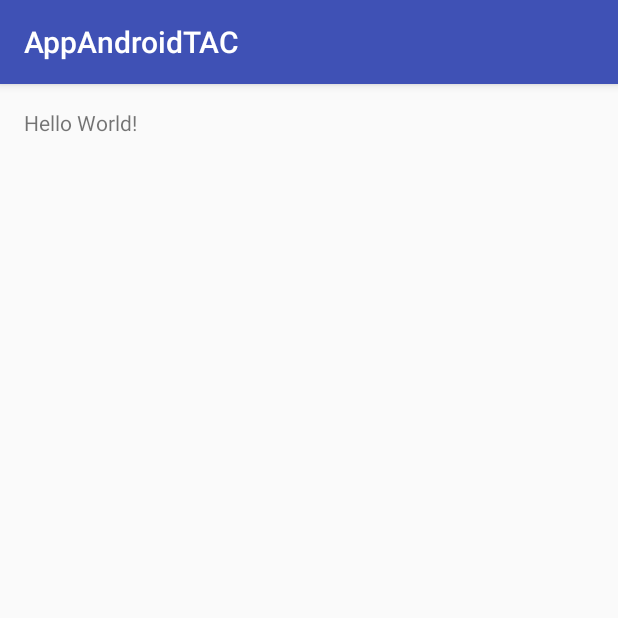
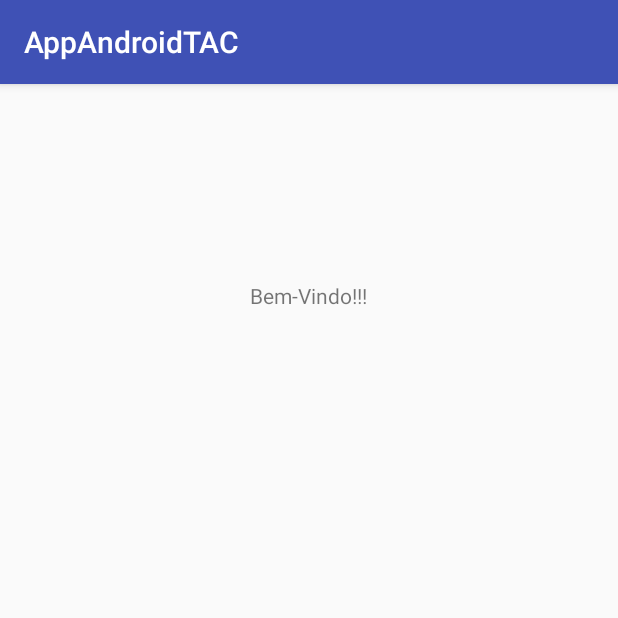
Before and after one commit to taliateli/AppAndroidTAC, an Android app: the screen it shows after launch (MainActivity), on a phone screen of 412 x 824 dp, the top half of it. Run offline under Robolectric (Android 15) with nearby library versions, the phone set to English and light mode, and no system bars.

Commit message:
Testou commit de alteração;

```diff
--- a/app/src/main/res/layout/activity_main.xml
+++ b/app/src/main/res/layout/activity_main.xml
@@ -11,7 +11,11 @@
     tools:context="tac.com.appandroidtac.MainActivity">
 
     <TextView
+        android:text="Bem-Vindo!!!"
         android:layout_width="wrap_content"
         android:layout_height="wrap_content"
-        android:text="Hello World!" />
+        android:layout_alignParentTop="true"
+        android:layout_centerHorizontal="true"
+        android:layout_marginTop="115dp"
+        android:id="@+id/textView" />
 </RelativeLayout>
```
